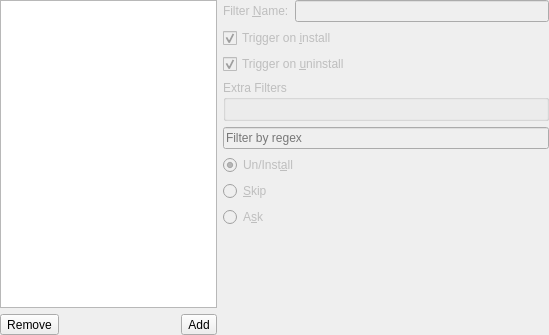
This is gui/widgets/filterswidget.ui in Baum42/paxchange as Qt 5 draws it before an edit. The edited form follows.
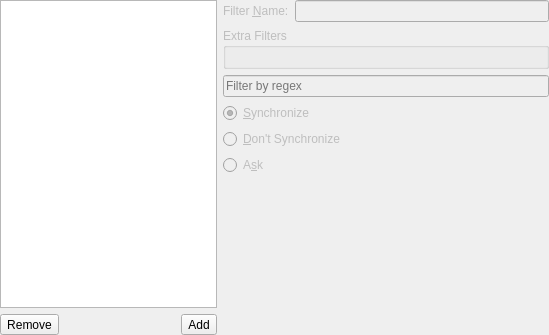
This is the edited form. Icons and pictures are not drawn.

Commit message: removed on/install

The edit to the form file:
```diff
--- a/gui/widgets/filterswidget.ui
+++ b/gui/widgets/filterswidget.ui
@@ -120,26 +120,6 @@
         </item>
        </layout>
       </item>
-      <item>
-       <widget class="QCheckBox" name="installCheckBox">
-        <property name="text">
-         <string>Trigger on &amp;install</string>
-        </property>
-        <property name="checked">
-         <bool>true</bool>
-        </property>
-       </widget>
-      </item>
-      <item>
-       <widget class="QCheckBox" name="uninstallCheckBox">
-        <property name="text">
-         <string>Trigger on &amp;uninstall</string>
-        </property>
-        <property name="checked">
-         <bool>true</bool>
-        </property>
-       </widget>
-      </item>
       <item>
        <widget class="QGroupBox" name="extraFiltersGroup">
         <property name="title">
@@ -158,7 +138,7 @@
       <item>
        <widget class="QRadioButton" name="modeAddButton">
         <property name="text">
-         <string>Un/Inst&amp;all</string>
+         <string>&amp;Synchronize</string>
         </property>
         <property name="checked">
          <bool>true</bool>
@@ -168,7 +148,7 @@
       <item>
        <widget class="QRadioButton" name="modeSkipButton">
         <property name="text">
-         <string>&amp;Skip</string>
+         <string>&amp;Don't Synchronize</string>
         </property>
        </widget>
       </item>
```
The commit also changes 4 other files.
